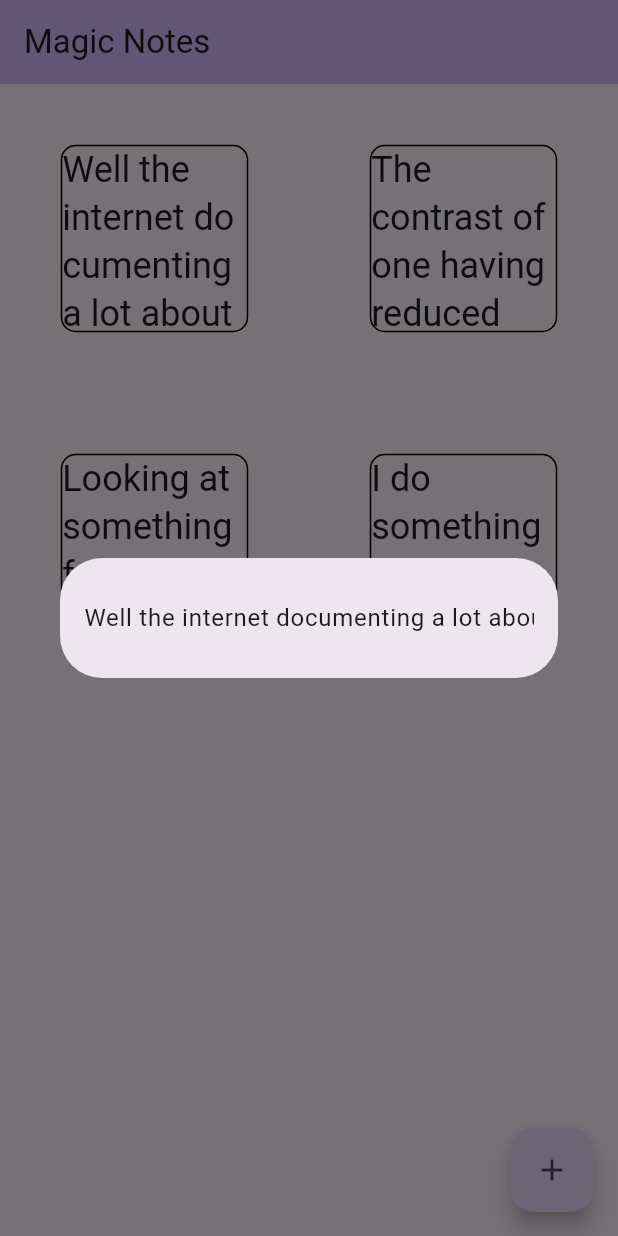
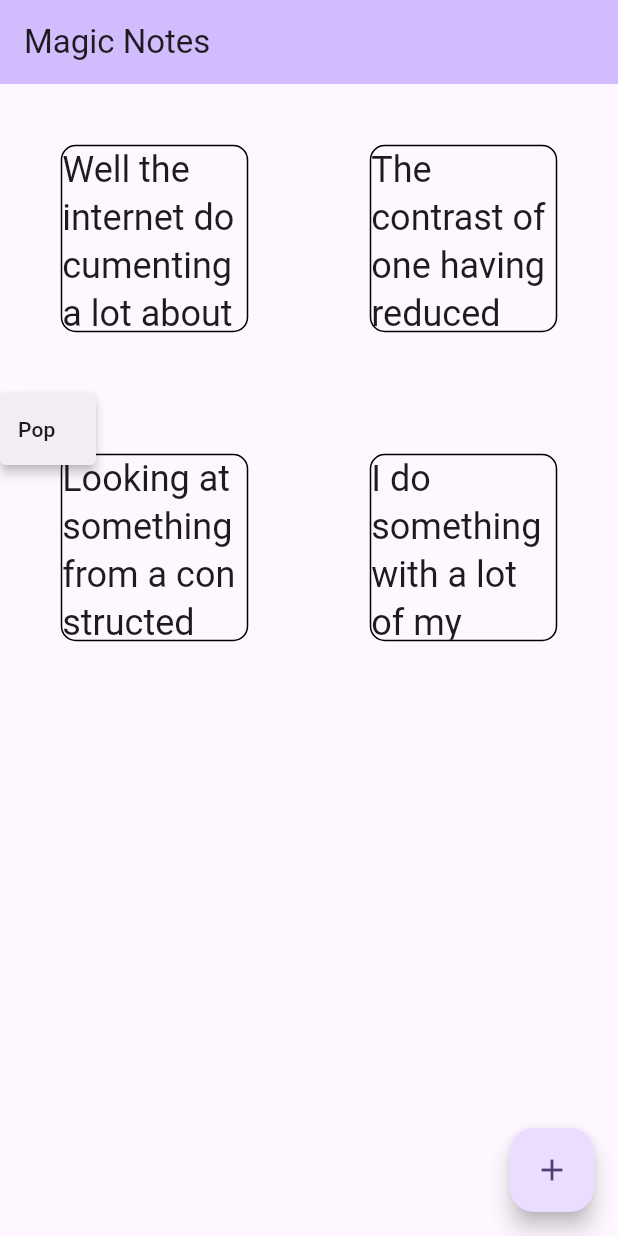
Before and after one commit to didiogbowu/magic_notes, a Flutter app: the screen it shows after launch, after a tap on "Well the internet documenting a lot abou", on a phone screen of 412 x 824 dp. Run offline on Flutter 3.47's test engine with Material 3 defaults, Android fonts, the phone set to English and light mode, and no system bars.

Commit message:
Added Tap to Pop. Hold to Edit (Temp.)

```diff
--- a/lib/main.dart
+++ b/lib/main.dart
@@ -1,4 +1,5 @@
 import 'package:flutter/material.dart';
+import 'package:flutter/painting.dart';
 
 void main() {
   runApp(const MyApp());
@@ -66,8 +67,9 @@ class _MyHomePageState extends State<MyHomePage> {
       body: GridView.count(
           crossAxisCount: 2,
           children: List.generate(_noteContents.length, (index) {
-            return GestureDetector(
-              onTap: () {
+            return Tile(
+                content: _noteContents[index],
+                modifySelf: () {
                   // Edit
                   newNoteController.text = _noteContents[index];
                   showDialog(context: context, builder: (BuildContext context) => Dialog(
@@ -84,26 +86,9 @@ class _MyHomePageState extends State<MyHomePage> {
                     print(_noteContents);
                     newNoteController.text = "";
                   });
+                },
+                popSelf: () => setState(() => _noteContents.removeAt(index))
 
-              },
-              onLongPress: () {
-
-              },
-              child: Center(
-                child: Container(
-                    width: 125,
-                    height: 125,
-                    decoration: BoxDecoration(
-                      border: Border.all(width: 1.0, color: const Color(0xFF000000)),
-                      borderRadius: const BorderRadius.all(Radius.circular(10))
-                    ),
-                    child: Text(
-                      _noteContents[index],
-                      style: Theme.of(context).textTheme.headlineSmall,
-                    )
-                )
-
-            )
             );
           }
       )),
@@ -131,3 +116,53 @@ class _MyHomePageState extends State<MyHomePage> {
     );
   }
 }
+
+
+class Tile extends StatefulWidget {
+  Tile({super.key, required this.content, required this.modifySelf, required this.popSelf});
+
+  String content;
+  Function() modifySelf;
+  Function() popSelf;
+
+  State<Tile> createState() => _TileState();
+}
+
+class _TileState extends State<Tile> {
+  Widget build(BuildContext context) {
+    return SubmenuButton(
+      menuChildren: [MenuItemButton(
+        onPressed: () {
+          print("Pop requested");
+          widget.popSelf();
+        },
+        child: Text("Pop"),
+      )],
+      style: ButtonStyle(
+        padding: WidgetStatePropertyAll<EdgeInsets>(EdgeInsets.all(0.0)),
+      ),
+      menuStyle: MenuStyle(
+        padding: MaterialStateProperty.all<EdgeInsets>(EdgeInsets.all(0.0)),
+      ),
+      child: GestureDetector(
+
+        onLongPress: widget.modifySelf,
+        child: Center(
+            child: Container(
+                width: 125,
+                height: 125,
+                decoration: BoxDecoration(
+                    border: Border.all(width: 1.0, color: const Color(0xFF000000)),
+                    borderRadius: const BorderRadius.all(Radius.circular(10))
+                ),
+                child: Text(
+                  widget.content,
+                  style: Theme.of(context).textTheme.headlineSmall,
+                )
+            )
+
+        )
+      )
+    );
+  }
+}
```
Lines whose indentation alone changed are shown as unchanged.
